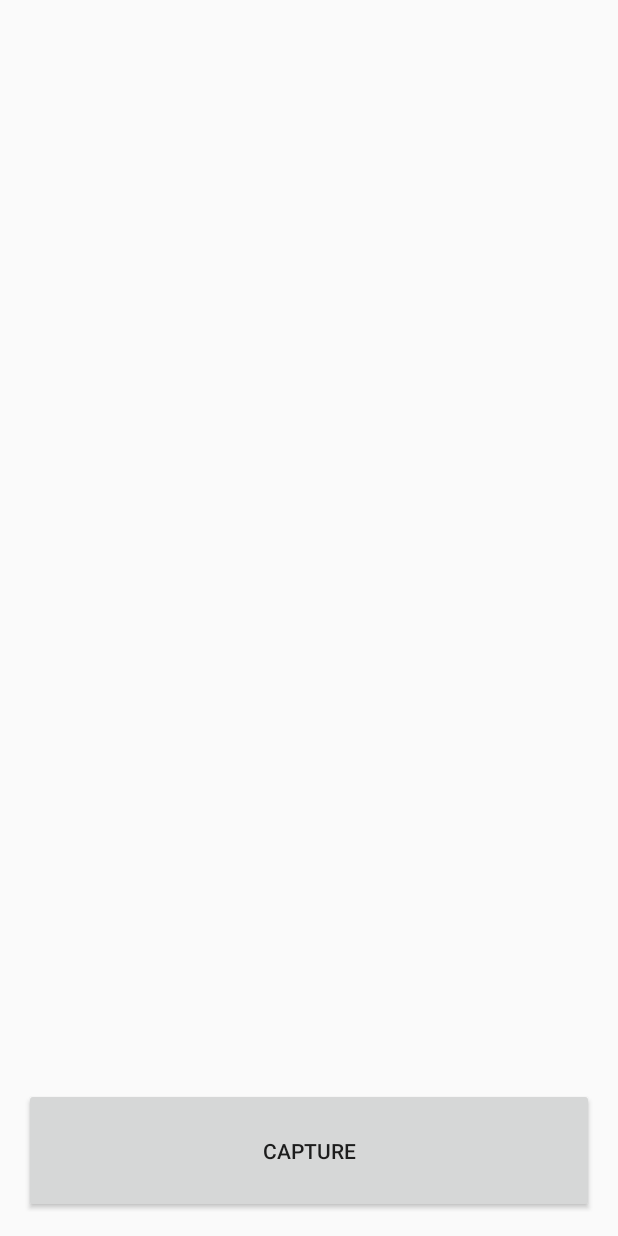
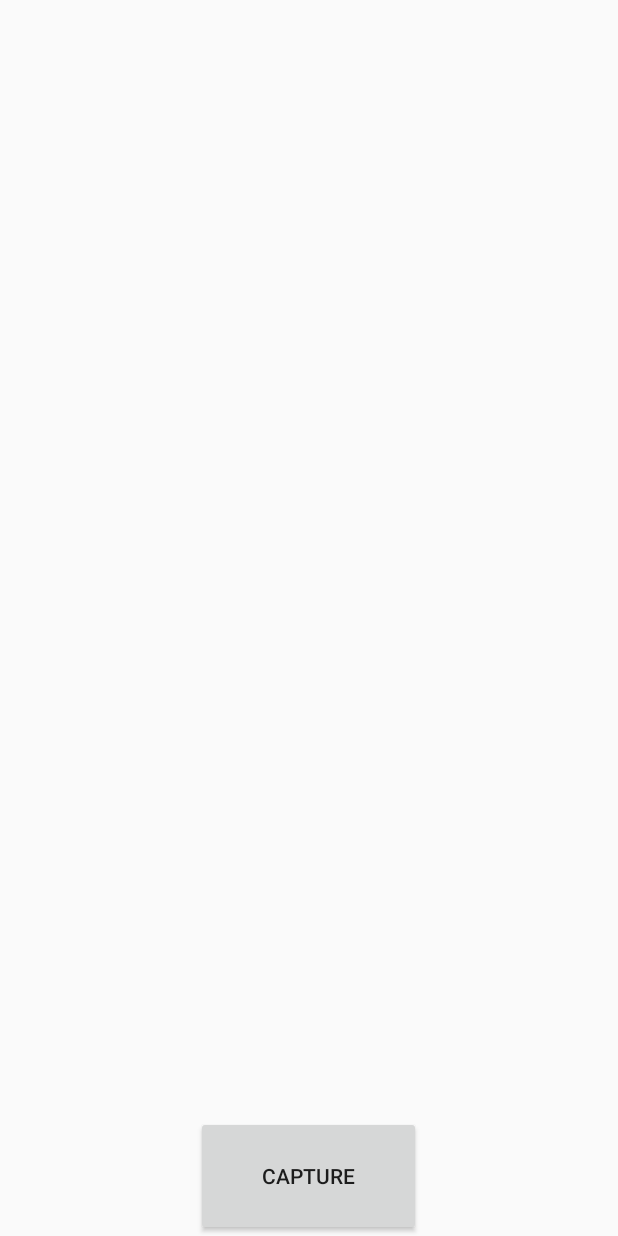
Before and after one commit to Bethhh/OASIS_Android, an Android app: the layout activity_camera.xml on its own in the app's theme, with its tools: preview values and no code run, on a phone screen of 412 x 824 dp. Run offline under Robolectric (Android 15) with nearby library versions, the light colour scheme and no system bars.

Commit message:
camera preview overlap entire screen

```diff
--- a/app/src/main/res/layout/activity_camera.xml
+++ b/app/src/main/res/layout/activity_camera.xml
@@ -1,33 +1,30 @@
 <RelativeLayout xmlns:android="http://schemas.android.com/apk/res/android"
-    xmlns:tools="http://schemas.android.com/tools" android:layout_width="match_parent"
-    android:layout_height="match_parent" android:paddingLeft="@dimen/activity_horizontal_margin"
-    android:paddingRight="@dimen/activity_horizontal_margin"
-    android:paddingTop="@dimen/activity_vertical_margin"
-    android:paddingBottom="@dimen/activity_vertical_margin" tools:context=".CameraActivity">
+    xmlns:tools="http://schemas.android.com/tools"
+    android:layout_width="match_parent"
+    android:layout_height="match_parent"
+    tools:context=".CameraActivity">
 
-    <LinearLayout xmlns:android="http://schemas.android.com/apk/res/android"
+
+    <FrameLayout
+        android:id="@+id/camera_preview"
         android:layout_width="match_parent"
         android:layout_height="match_parent"
-        android:orientation="vertical"
-        >
-        <FrameLayout
-            android:id="@+id/camera_preview"
-            android:layout_width="match_parent"
-            android:layout_height="match_parent"
-            android:layout_weight="1"
-            />
+        android:layout_weight="1"
+        />
+
+    <RelativeLayout xmlns:android="http://schemas.android.com/apk/res/android"
+        android:layout_width="match_parent"
+        android:layout_height="match_parent"
+        android:orientation="vertical">
 
         <Button
             android:id="@+id/button_capture"
             android:text="Capture"
-            android:layout_width="match_parent"
-            android:layout_height="100dp"
-            android:layout_weight="0.2"
-            android:layout_gravity="center"
-            />
-    </LinearLayout>
-
-
-
+            android:layout_centerHorizontal="true"
+            android:layout_alignParentBottom="true"
+            android:layout_width="150dp"
+            android:layout_height="80dp"
+            android:layout_weight="0.00" />
+    </RelativeLayout>
 
 </RelativeLayout>
```
